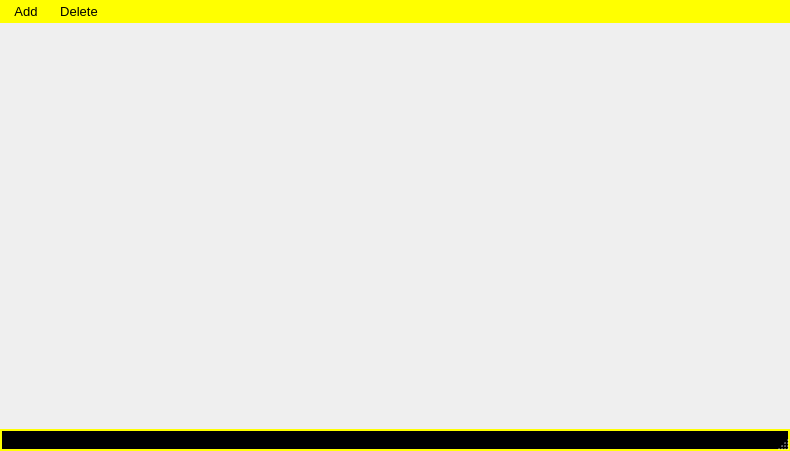
Qt form MyProj/mainwindow.ui (shahabbadihi/airport_managementt) before a commit.
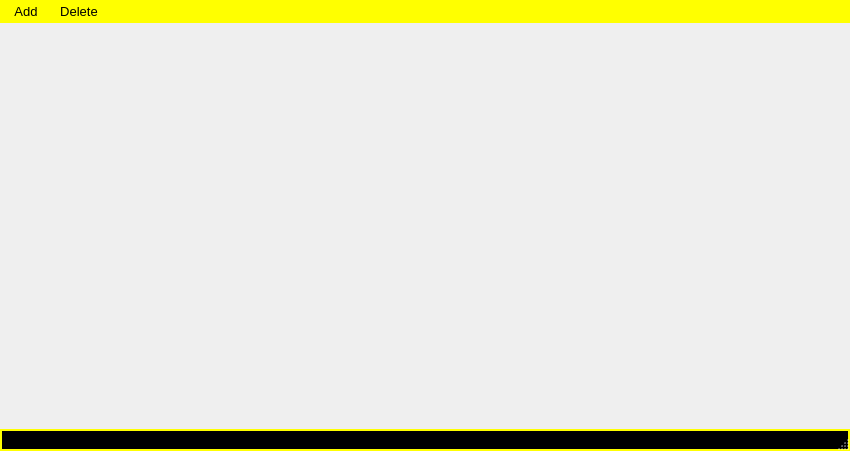
The same form after that commit. Icons and pictures are not drawn.

Diff of the .ui file:
```diff
--- a/MyProj/mainwindow.ui
+++ b/MyProj/mainwindow.ui
@@ -6,7 +6,7 @@
    <rect>
     <x>0</x>
     <y>0</y>
-    <width>790</width>
+    <width>850</width>
     <height>451</height>
    </rect>
   </property>
@@ -156,7 +156,7 @@
     <rect>
      <x>0</x>
      <y>0</y>
-     <width>790</width>
+     <width>850</width>
      <height>26</height>
     </rect>
    </property>
```
